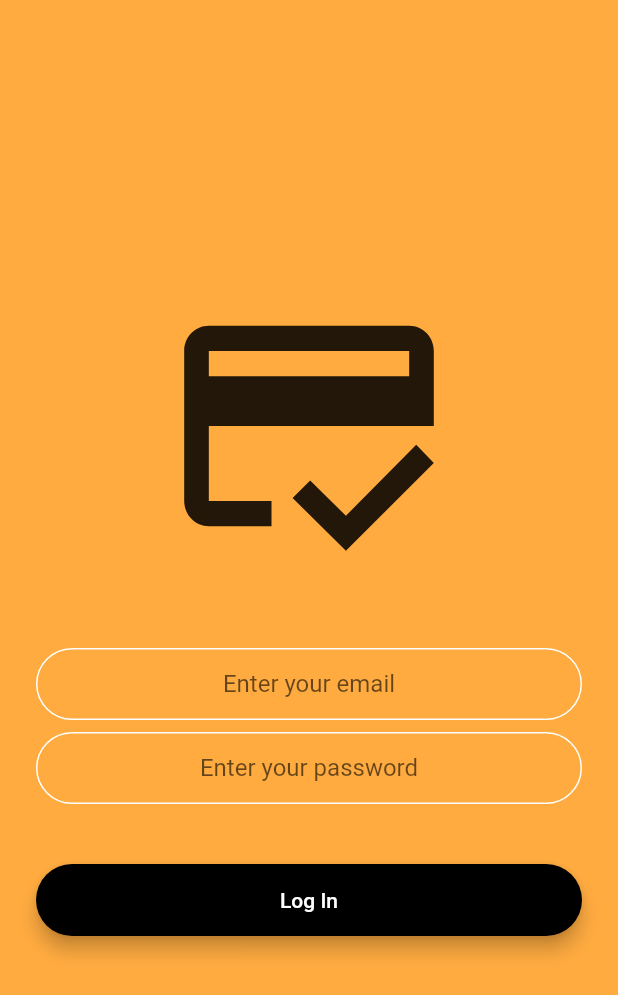
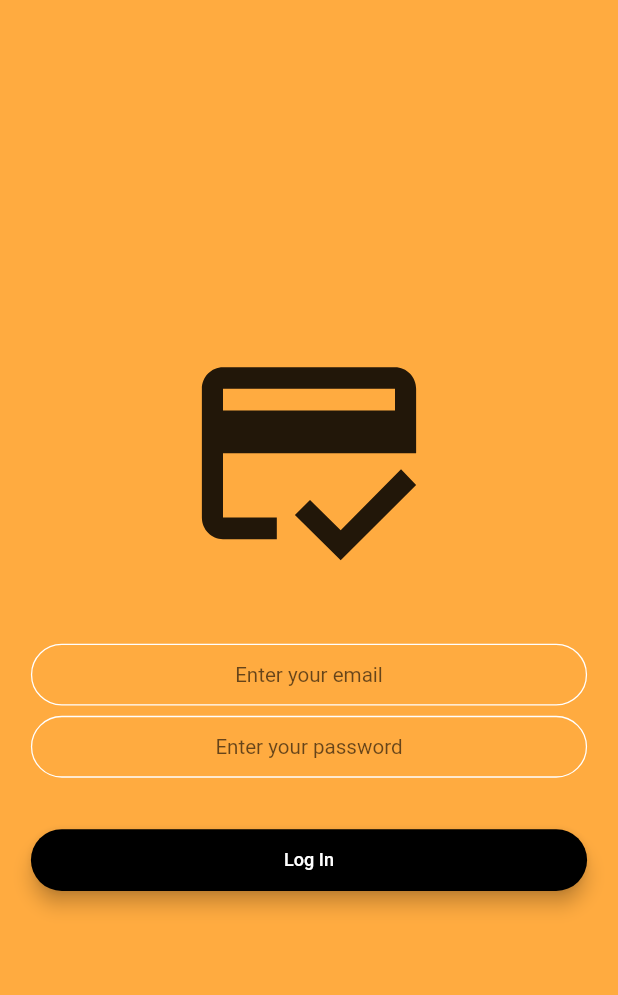
Before and after one commit to MagnusTZ/limit_score, a Flutter app: the screen it shows after launch, after a tap on "Log In", on a phone screen of 412 x 824 dp. Shown: the top 995 px of the screen. Run offline on Flutter 3.47's test engine with Material 2 defaults, Android fonts, the phone set to English and light mode, and no system bars; drawn by our look-alikes of modal_progress_hud_nsn; our stand-ins replace animated_text_kit, firebase_auth, firebase_core, responsive_framework; accounts and stored records are empty.

Commit message:
added responsive support for the app

```diff
--- a/lib/main.dart
+++ b/lib/main.dart
@@ -4,6 +4,7 @@ import 'package:limit_score/screens/home_screen.dart';
 import 'package:limit_score/screens/login_screen.dart';
 import 'package:limit_score/screens/registration_screen.dart';
 import 'package:limit_score/screens/welcome_screen.dart';
+import 'package:responsive_framework/responsive_framework.dart';
 
 void main() async {
   // Ensure that Firebase is initialized
@@ -18,6 +19,18 @@ class LimitScore extends StatelessWidget {
   @override
   Widget build(BuildContext context) {
     return MaterialApp(
+      builder: (context, widget) => ResponsiveWrapper.builder(
+        ClampingScrollWrapper.builder(context, widget!),
+        maxWidth: 1200,
+        minWidth: 480,
+        defaultScale: true,
+        breakpoints: [
+          ResponsiveBreakpoint.resize(480, name: MOBILE),
+          ResponsiveBreakpoint.autoScale(800, name: TABLET),
+          ResponsiveBreakpoint.resize(1000, name: DESKTOP),
+          ResponsiveBreakpoint.autoScale(2460, name: '4K'),
+        ],
+      ),
       initialRoute: WelcomeScreen.id,
       routes: {
         WelcomeScreen.id: (context) => WelcomeScreen(),
--- a/lib/screens/welcome_screen.dart
+++ b/lib/screens/welcome_screen.dart
@@ -1,3 +1,5 @@
+import 'dart:ui';
+
 import 'package:animated_text_kit/animated_text_kit.dart';
 import 'package:flutter/material.dart';
 import 'package:limit_score/components/rounded_button.dart';
@@ -55,8 +57,11 @@ class _WelcomeScreenState extends State<WelcomeScreen>
           crossAxisAlignment: CrossAxisAlignment.stretch,
           children: <Widget>[
             Row(
+              crossAxisAlignment: CrossAxisAlignment.center,
               children: <Widget>[
                 Expanded(
+                  child: Align(
+                    alignment: Alignment.centerRight,
                     child: Hero(
                       tag: 'logo',
                       child: Icon(
@@ -65,8 +70,11 @@ class _WelcomeScreenState extends State<WelcomeScreen>
                       ),
                     ),
                   ),
+                ),
                 Expanded(
-                  flex: 3,
+                  flex: 2,
+                  child: Padding(
+                    padding: EdgeInsets.only(left: 15.0),
                     child: AnimatedTextKit(
                       animatedTexts: [
                         TypewriterAnimatedText(
@@ -78,6 +86,7 @@ class _WelcomeScreenState extends State<WelcomeScreen>
                           speed: const Duration(milliseconds: 200),
                         ),
                       ],
+                    ),
                   ),
                 ),
               ],
--- a/pubspec.yaml
+++ b/pubspec.yaml
@@ -19,6 +19,7 @@ dependencies:
   cloud_firestore: ^2.5.3
   firebase_auth: ^3.1.1
   modal_progress_hud_nsn: ^0.1.0-nullsafety-1
+  responsive_framework: ^0.1.4
 
 dev_dependencies:
   flutter_test:
```
Also changed, not shown: pubspec.lock. Lines whose indentation alone changed are shown as unchanged.
